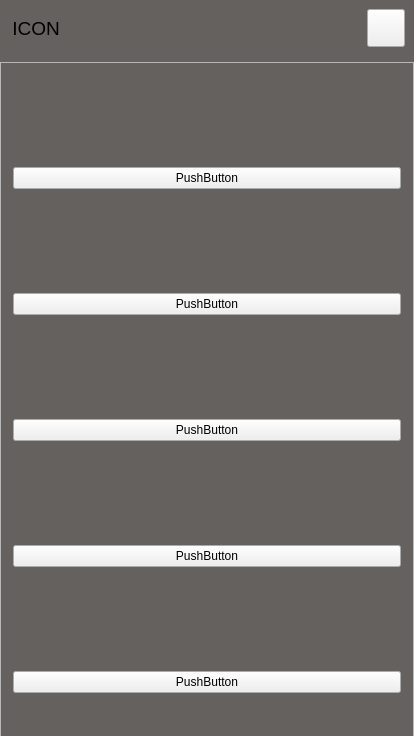
Before: the Qt Designer form ui/mainWindow.ui in erandj/up, drawn with Qt 5.
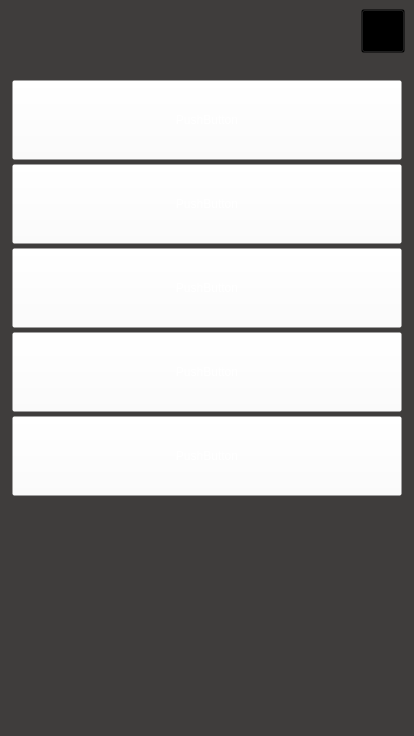
After: the same form once the commit is applied. Icons and pictures are not drawn.

```diff
--- a/ui/mainWindow.ui
+++ b/ui/mainWindow.ui
@@ -13,10 +13,19 @@
   <property name="windowTitle">
    <string>MainWindow</string>
   </property>
-  <widget class="QWidget" name="centralWidget">
+  <widget class="QWidget" name="CentralWidget">
    <property name="styleSheet">
-    <string notr="true">#mainWidget{
-	background-color:rgb(100, 97, 95)
+    <string notr="true">#MainWidget{
+	background-color:rgb(63, 61, 60)
+}
+
+QLabel{
+	color:rgb(255, 255, 255);
+}
+
+QPushButton{
+	color:rgb(255, 255, 255);
+	background-color: rgba(255, 255, 255, 20);
 }</string>
    </property>
    <layout class="QHBoxLayout" name="horizontalLayout">
@@ -33,7 +42,7 @@
      <number>0</number>
     </property>
     <item>
-     <widget class="QWidget" name="mainWidget" native="true">
+     <widget class="QWidget" name="MainWidget" native="true">
       <property name="sizePolicy">
        <sizepolicy hsizetype="Preferred" vsizetype="Preferred">
         <horstretch>0</horstretch>
@@ -57,10 +66,10 @@
         <number>0</number>
        </property>
        <item>
-        <widget class="QWidget" name="header" native="true">
+        <widget class="QWidget" name="Header" native="true">
          <layout class="QHBoxLayout" name="horizontalLayout_2">
           <item alignment="Qt::AlignLeft">
-           <widget class="QWidget" name="logo" native="true">
+           <widget class="QWidget" name="Logo" native="true">
             <layout class="QHBoxLayout" name="horizontalLayout_4">
              <property name="leftMargin">
               <number>0</number>
@@ -84,14 +93,14 @@
                </property>
                <property name="minimumSize">
                 <size>
-                 <width>54</width>
-                 <height>38</height>
+                 <width>48</width>
+                 <height>44</height>
                 </size>
                </property>
                <property name="maximumSize">
                 <size>
-                 <width>64</width>
-                 <height>64</height>
+                 <width>48</width>
+                 <height>44</height>
                 </size>
                </property>
                <property name="font">
@@ -100,11 +109,17 @@
                 </font>
                </property>
                <property name="text">
-                <string>ICON</string>
+                <string/>
                </property>
                <property name="textFormat">
                 <enum>Qt::AutoText</enum>
                </property>
+               <property name="pixmap">
+                <pixmap resource="resources.qrc">:/icons/icons/burger-svgrepo-com.png</pixmap>
+               </property>
+               <property name="scaledContents">
+                <bool>true</bool>
+               </property>
                <property name="alignment">
                 <set>Qt::AlignCenter</set>
                </property>
@@ -114,7 +129,12 @@
            </widget>
           </item>
           <item alignment="Qt::AlignRight|Qt::AlignTop">
-           <widget class="QWidget" name="accountWidget" native="true">
+           <widget class="QWidget" name="AccountWidget" native="true">
+            <property name="styleSheet">
+             <string notr="true">QPushButton{
+	background-color:rgba(0,0,0,0);
+}</string>
+            </property>
             <layout class="QHBoxLayout" name="horizontalLayout_3">
              <property name="leftMargin">
               <number>0</number>
@@ -138,14 +158,14 @@
                </property>
                <property name="minimumSize">
                 <size>
-                 <width>38</width>
-                 <height>38</height>
+                 <width>44</width>
+                 <height>44</height>
                 </size>
                </property>
                <property name="maximumSize">
                 <size>
-                 <width>38</width>
-                 <height>38</height>
+                 <width>44</width>
+                 <height>44</height>
                 </size>
                </property>
                <property name="text">
@@ -153,12 +173,12 @@
                </property>
                <property name="icon">
                 <iconset resource="resources.qrc">
-                 <normaloff>:/icons/icons/user.svg</normaloff>:/icons/icons/user.svg</iconset>
+                 <normaloff>:/icons/icons/abstract-user-flat-1.png</normaloff>:/icons/icons/abstract-user-flat-1.png</iconset>
                </property>
                <property name="iconSize">
                 <size>
-                 <width>32</width>
-                 <height>32</height>
+                 <width>44</width>
+                 <height>44</height>
                 </size>
                </property>
               </widget>
@@ -170,7 +190,7 @@
         </widget>
        </item>
        <item>
-        <widget class="QWidget" name="mainContent" native="true">
+        <widget class="QWidget" name="MainContent" native="true">
          <property name="sizePolicy">
           <sizepolicy hsizetype="Expanding" vsizetype="MinimumExpanding">
            <horstretch>0</horstretch>
@@ -189,7 +209,7 @@
             <x>0</x>
             <y>0</y>
             <width>414</width>
-            <height>736</height>
+            <height>674</height>
            </rect>
           </property>
           <property name="autoFillBackground">
@@ -197,9 +217,15 @@
           </property>
           <property name="styleSheet">
            <string notr="true">#scrollAreaWidgetContents{
-	background-color:rgb(100, 97, 95)
+	background-color:rgb(63, 61, 60)
 }</string>
           </property>
+          <property name="frameShape">
+           <enum>QFrame::NoFrame</enum>
+          </property>
+          <property name="lineWidth">
+           <number>0</number>
+          </property>
           <property name="verticalScrollBarPolicy">
            <enum>Qt::ScrollBarAlwaysOff</enum>
           </property>
@@ -207,17 +233,23 @@
            <enum>Qt::ScrollBarAlwaysOff</enum>
           </property>
           <property name="widgetResizable">
-           <bool>true</bool>
+           <bool>false</bool>
           </property>
           <widget class="QWidget" name="scrollAreaWidgetContents">
            <property name="geometry">
             <rect>
              <x>0</x>
              <y>0</y>
-             <width>412</width>
-             <height>734</height>
+             <width>414</width>
+             <height>674</height>
             </rect>
            </property>
+           <property name="sizePolicy">
+            <sizepolicy hsizetype="Preferred" vsizetype="Expanding">
+             <horstretch>0</horstretch>
+             <verstretch>0</verstretch>
+            </sizepolicy>
+           </property>
            <layout class="QVBoxLayout" name="verticalLayout_3">
             <property name="spacing">
              <number>0</number>
@@ -226,16 +258,46 @@
              <number>12</number>
             </property>
             <property name="topMargin">
-             <number>0</number>
+             <number>12</number>
             </property>
             <property name="rightMargin">
              <number>12</number>
+            </property>
+            <property name="bottomMargin">
+             <number>0</number>
+            </property>
+            <item alignment="Qt::AlignTop">
+             <widget class="QWidget" name="widget" native="true">
+              <property name="sizePolicy">
+               <sizepolicy hsizetype="Preferred" vsizetype="Fixed">
+                <horstretch>0</horstretch>
+                <verstretch>0</verstretch>
+               </sizepolicy>
+              </property>
+              <layout class="QVBoxLayout" name="verticalLayout_2">
+               <property name="spacing">
+                <number>4</number>
+               </property>
+               <property name="leftMargin">
+                <number>0</number>
+               </property>
+               <property name="topMargin">
+                <number>0</number>
+               </property>
+               <property name="rightMargin">
+                <number>0</number>
             </property>
             <property name="bottomMargin">
              <number>0</number>
             </property>
             <item>
              <widget class="QPushButton" name="product1">
+                 <property name="minimumSize">
+                  <size>
+                   <width>0</width>
+                   <height>80</height>
+                  </size>
+                 </property>
               <property name="text">
                <string>PushButton</string>
               </property>
@@ -243,6 +305,12 @@
             </item>
             <item>
              <widget class="QPushButton" name="product2">
+                 <property name="minimumSize">
+                  <size>
+                   <width>0</width>
+                   <height>80</height>
+                  </size>
+                 </property>
               <property name="text">
                <string>PushButton</string>
               </property>
@@ -250,6 +318,12 @@
             </item>
             <item>
              <widget class="QPushButton" name="product3">
+                 <property name="minimumSize">
+                  <size>
+                   <width>0</width>
+                   <height>80</height>
+                  </size>
+                 </property>
               <property name="text">
                <string>PushButton</string>
               </property>
@@ -257,6 +331,12 @@
             </item>
             <item>
              <widget class="QPushButton" name="product4">
+                 <property name="minimumSize">
+                  <size>
+                   <width>0</width>
+                   <height>80</height>
+                  </size>
+                 </property>
               <property name="text">
                <string>PushButton</string>
               </property>
@@ -264,9 +344,18 @@
             </item>
             <item>
              <widget class="QPushButton" name="product5">
+                 <property name="minimumSize">
+                  <size>
+                   <width>0</width>
+                   <height>80</height>
+                  </size>
+                 </property>
               <property name="text">
                <string>PushButton</string>
               </property>
+                </widget>
+               </item>
+              </layout>
              </widget>
             </item>
            </layout>
```
Lines whose indentation alone changed are shown as unchanged.
